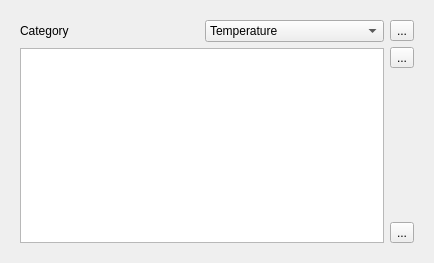
This is UnitConvertor/convertor.ui in Rolisteam/rolisteam as Qt 5 draws it before an edit. The edited form follows.
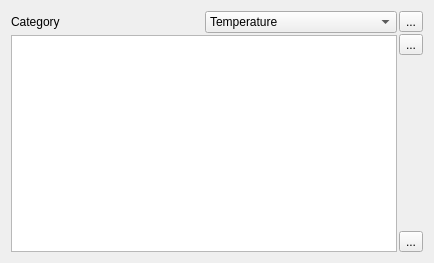
This is the edited form. Icons and pictures are not drawn.

Commit message: -Improve Unit Convertor.

What changed in the file:
```diff
--- a/UnitConvertor/convertor.ui
+++ b/UnitConvertor/convertor.ui
@@ -158,11 +158,29 @@
      </widget>
      <widget class="QWidget" name="page_2">
       <layout class="QHBoxLayout" name="horizontalLayout_7">
+       <property name="spacing">
+        <number>2</number>
+       </property>
+       <property name="leftMargin">
+        <number>0</number>
+       </property>
+       <property name="topMargin">
+        <number>0</number>
+       </property>
+       <property name="rightMargin">
+        <number>0</number>
+       </property>
+       <property name="bottomMargin">
+        <number>0</number>
+       </property>
        <item>
         <layout class="QHBoxLayout" name="horizontalLayout_5"/>
        </item>
        <item>
         <layout class="QVBoxLayout" name="verticalLayout_6">
+         <property name="spacing">
+          <number>2</number>
+         </property>
          <item>
           <layout class="QHBoxLayout" name="horizontalLayout_6">
            <item>
```
The commit also changes 4 other files.
